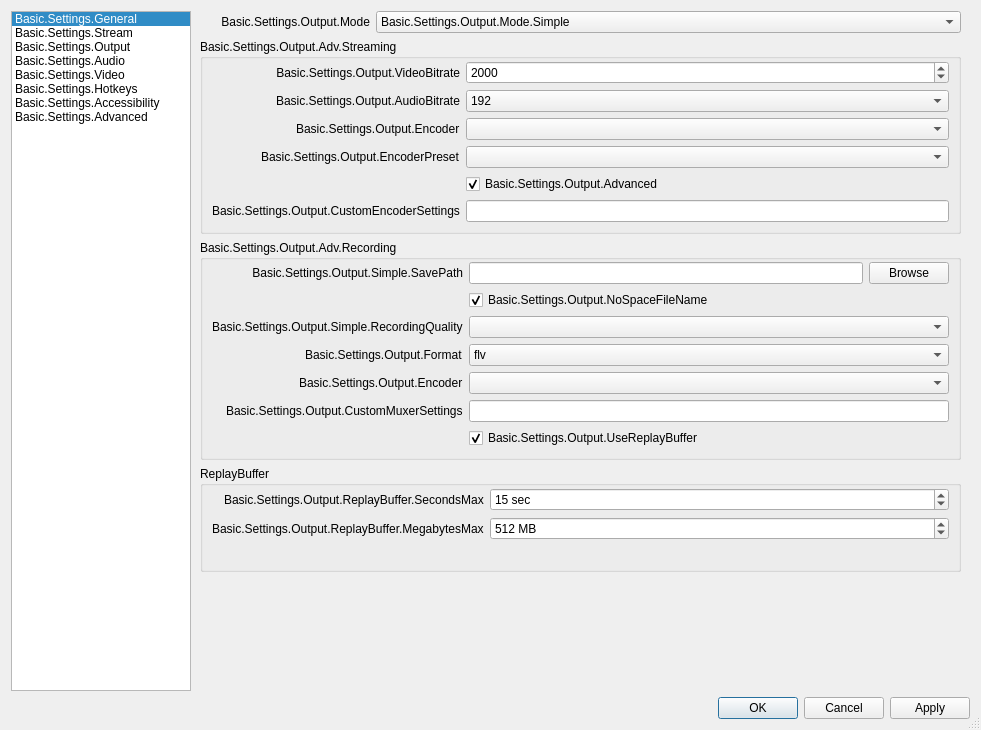
Above: UI/forms/OBSBasicSettings.ui from CoSMoSoftware/OBS-studio-webrtc before the change. Below: the same form after it.
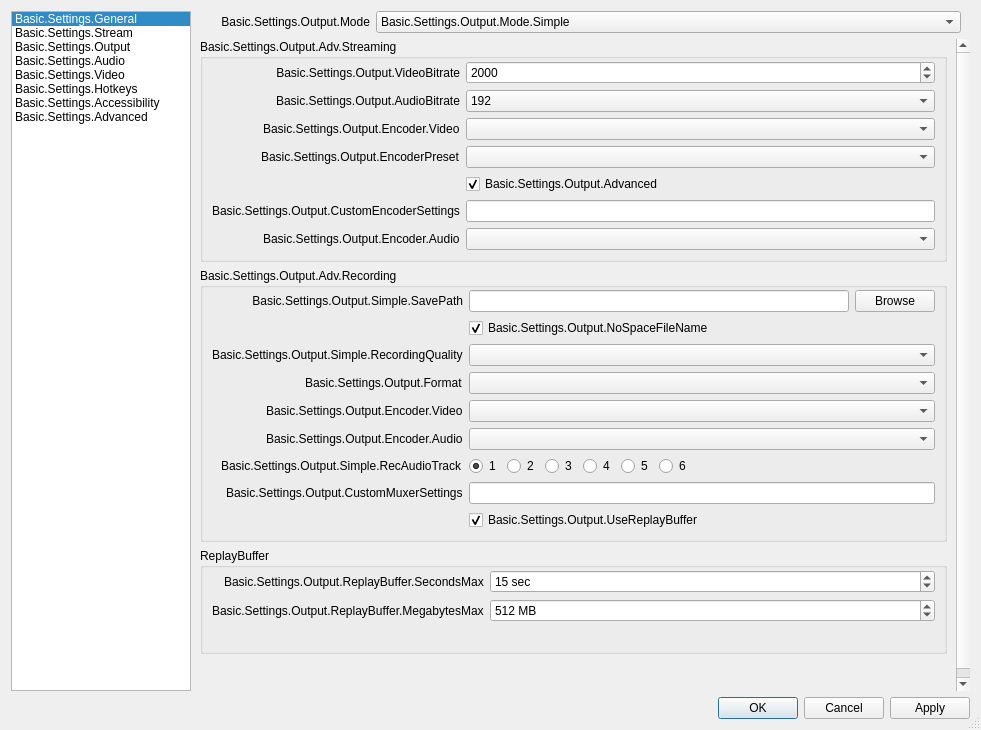
That is the form after the change. The open tabs and pages were chosen to show the change. Icons and pictures are not drawn. Custom widgets are drawn as their Qt base class.

Diff of the .ui file:
```diff
--- a/UI/forms/OBSBasicSettings.ui
+++ b/UI/forms/OBSBasicSettings.ui
@@ -1901,7 +1901,7 @@
                        <item row="2" column="0">
                         <widget class="QLabel" name="simpleOutStrEncoderLabel">
                          <property name="text">
-                          <string>Basic.Settings.Output.Encoder</string>
+                          <string>Basic.Settings.Output.Encoder.Video</string>
                          </property>
                          <property name="buddy">
                           <cstring>simpleOutRecEncoder</cstring>
@@ -1950,6 +1950,19 @@
                        <item row="5" column="1">
                         <widget class="QLineEdit" name="simpleOutCustom"/>
                        </item>
+                       <item row="6" column="0">
+                        <widget class="QLabel" name="simpleOutStrAEncoderLabel">
+                         <property name="text">
+                          <string>Basic.Settings.Output.Encoder.Audio</string>
+                         </property>
+                         <property name="buddy">
+                          <cstring>simpleOutStrAEncoder</cstring>
+                         </property>
+                        </widget>
+                       </item>
+                       <item row="6" column="1">
+                        <widget class="QComboBox" name="simpleOutStrAEncoder"/>
+                       </item>
                       </layout>
                      </widget>
                     </item>
@@ -2058,42 +2071,18 @@
                        </item>
                        <item row="3" column="1">
                         <widget class="QComboBox" name="simpleOutRecFormat">
-                         <item>
-                          <property name="text">
-                           <string notr="true">flv</string>
-                          </property>
-                         </item>
-                         <item>
-                          <property name="text">
-                           <string notr="true">mp4</string>
-                          </property>
-                         </item>
-                         <item>
-                          <property name="text">
-                           <string notr="true">mov</string>
-                          </property>
-                         </item>
-                         <item>
-                          <property name="text">
-                           <string notr="true">mkv</string>
-                          </property>
-                         </item>
-                         <item>
-                          <property name="text">
-                           <string notr="true">ts</string>
-                          </property>
-                         </item>
-                         <item>
-                          <property name="text">
-                           <string notr="true">m3u8</string>
-                          </property>
-                         </item>
+                         <property name="editable">
+                          <bool>false</bool>
+                         </property>
+                         <property name="currentText">
+                          <string/>
+                         </property>
                         </widget>
                        </item>
                        <item row="4" column="0">
                         <widget class="QLabel" name="simpleOutRecEncoderLabel">
                          <property name="text">
-                          <string>Basic.Settings.Output.Encoder</string>
+                          <string>Basic.Settings.Output.Encoder.Video</string>
                          </property>
                          <property name="buddy">
                           <cstring>simpleOutRecEncoder</cstring>
@@ -2104,6 +2093,230 @@
                         <widget class="QComboBox" name="simpleOutRecEncoder"/>
                        </item>
                        <item row="5" column="0">
+                        <widget class="QLabel" name="simpleOutRecAEncoderLabel">
+                         <property name="text">
+                          <string>Basic.Settings.Output.Encoder.Audio</string>
+                         </property>
+                         <property name="buddy">
+                          <cstring>simpleOutRecAEncoder</cstring>
+                         </property>
+                        </widget>
+                       </item>
+                       <item row="5" column="1">
+                        <widget class="QComboBox" name="simpleOutRecAEncoder"/>
+                       </item>
+                       <item row="6" column="0">
+                        <widget class="QLabel" name="simplerectrack_label">
+                         <property name="text">
+                          <string>Basic.Settings.Output.Simple.RecAudioTrack</string>
+                         </property>
+                        </widget>
+                       </item>
+                       <item row="6" column="1">
+                        <widget class="QStackedWidget" name="simpleRecTrackWidget">
+                         <property name="sizePolicy">
+                          <sizepolicy hsizetype="Maximum" vsizetype="Preferred">
+                           <horstretch>0</horstretch>
+                           <verstretch>0</verstretch>
+                          </sizepolicy>
+                         </property>
+                         <property name="currentIndex">
+                          <number>0</number>
+                         </property>
+                         <widget class="QWidget" name="simpleRecTracks">
+                          <layout class="QHBoxLayout" name="horizontalLayoutSimpleTracks">
+                           <property name="leftMargin">
+                            <number>0</number>
+                           </property>
+                           <property name="topMargin">
+                            <number>0</number>
+                           </property>
+                           <property name="rightMargin">
+                            <number>0</number>
+                           </property>
+                           <property name="bottomMargin">
+                            <number>0</number>
+                           </property>
+                           <item>
+                            <widget class="QCheckBox" name="simpleOutRecTrack1">
+                             <property name="sizePolicy">
+                              <sizepolicy hsizetype="Minimum" vsizetype="Preferred">
+                               <horstretch>0</horstretch>
+                               <verstretch>0</verstretch>
+                              </sizepolicy>
+                             </property>
+                             <property name="text">
+                              <string notr="true">1</string>
+                             </property>
+                            </widget>
+                           </item>
+                           <item>
+                            <widget class="QCheckBox" name="simpleOutRecTrack2">
+                             <property name="sizePolicy">
+                              <sizepolicy hsizetype="Minimum" vsizetype="Preferred">
+                               <horstretch>0</horstretch>
+                               <verstretch>0</verstretch>
+                              </sizepolicy>
+                             </property>
+                             <property name="text">
+                              <string notr="true">2</string>
+                             </property>
+                            </widget>
+                           </item>
+                           <item>
+                            <widget class="QCheckBox" name="simpleOutRecTrack3">
+                             <property name="sizePolicy">
+                              <sizepolicy hsizetype="Minimum" vsizetype="Preferred">
+                               <horstretch>0</horstretch>
+                               <verstretch>0</verstretch>
+                              </sizepolicy>
+                             </property>
+                             <property name="text">
+                              <string notr="true">3</string>
+                             </property>
+                            </widget>
+                           </item>
+                           <item>
+                            <widget class="QCheckBox" name="simpleOutRecTrack4">
+                             <property name="sizePolicy">
+                              <sizepolicy hsizetype="Minimum" vsizetype="Preferred">
+                               <horstretch>0</horstretch>
+                               <verstretch>0</verstretch>
+                              </sizepolicy>
+                             </property>
+                             <property name="text">
+                              <string notr="true">4</string>
+                             </property>
+                            </widget>
+                           </item>
+                           <item>
+                            <widget class="QCheckBox" name="simpleOutRecTrack5">
+                             <property name="sizePolicy">
+                              <sizepolicy hsizetype="Minimum" vsizetype="Preferred">
+                               <horstretch>0</horstretch>
+                               <verstretch>0</verstretch>
+                              </sizepolicy>
+                             </property>
+                             <property name="text">
+                              <string notr="true">5</string>
+                             </property>
+                            </widget>
+                           </item>
+                           <item>
+                            <widget class="QCheckBox" name="simpleOutRecTrack6">
+                             <property name="sizePolicy">
+                              <sizepolicy hsizetype="Minimum" vsizetype="Preferred">
+                               <horstretch>0</horstretch>
+                               <verstretch>0</verstretch>
+                              </sizepolicy>
+                             </property>
+                             <property name="text">
+                              <string notr="true">6</string>
+                             </property>
+                            </widget>
+                           </item>
+                          </layout>
+                         </widget>
+                         <widget class="QWidget" name="simpleFlvTracks">
+                          <layout class="QHBoxLayout" name="horizontalLayoutSimpleFLVTracks">
+                           <property name="leftMargin">
+                            <number>0</number>
+                           </property>
+                           <property name="topMargin">
+                            <number>0</number>
+                           </property>
+                           <property name="rightMargin">
+                            <number>0</number>
+                           </property>
+                           <property name="bottomMargin">
+                            <number>0</number>
+                           </property>
+                           <item>
+                            <widget class="QRadioButton" name="simpleFlvTrack1">
+                             <property name="sizePolicy">
+                              <sizepolicy hsizetype="Minimum" vsizetype="Preferred">
+                               <horstretch>0</horstretch>
+                               <verstretch>0</verstretch>
+                              </sizepolicy>
+                             </property>
+                             <property name="text">
+                              <string>1</string>
+                             </property>
+                             <property name="checked">
+                              <bool>true</bool>
+                             </property>
+                            </widget>
+                           </item>
+                           <item>
+                            <widget class="QRadioButton" name="simpleFlvTrack2">
+                             <property name="sizePolicy">
+                              <sizepolicy hsizetype="Minimum" vsizetype="Preferred">
+                               <horstretch>0</horstretch>
+                               <verstretch>0</verstretch>
+                              </sizepolicy>
+                             </property>
+                             <property name="text">
+                              <string>2</string>
+                             </property>
+                            </widget>
+                           </item>
+                           <item>
+                            <widget class="QRadioButton" name="simpleFlvTrack3">
+                             <property name="sizePolicy">
+                              <sizepolicy hsizetype="Minimum" vsizetype="Preferred">
+                               <horstretch>0</horstretch>
+                               <verstretch>0</verstretch>
+                              </sizepolicy>
+                             </property>
+                             <property name="text">
+                              <string>3</string>
+                             </property>
+                            </widget>
+                           </item>
+                           <item>
+                            <widget class="QRadioButton" name="simpleFlvTrack4">
+                             <property name="sizePolicy">
+                              <sizepolicy hsizetype="Minimum" vsizetype="Preferred">
+                               <horstretch>0</horstretch>
+                               <verstretch>0</verstretch>
+                              </sizepolicy>
+                             </property>
+                             <property name="text">
+                              <string>4</string>
+                             </property>
+                            </widget>
+                           </item>
+                           <item>
+                            <widget class="QRadioButton" name="simpleFlvTrack5">
+                             <property name="sizePolicy">
+                              <sizepolicy hsizetype="Minimum" vsizetype="Preferred">
+                               <horstretch>0</horstretch>
+                               <verstretch>0</verstretch>
+                              </sizepolicy>
+                             </property>
+                             <property name="text">
+                              <string>5</string>
+                             </property>
+                            </widget>
+                           </item>
+                           <item>
+                            <widget class="QRadioButton" name="simpleFlvTrack6">
+                             <property name="sizePolicy">
+                              <sizepolicy hsizetype="Minimum" vsizetype="Preferred">
+                               <horstretch>0</horstretch>
+                               <verstretch>0</verstretch>
+                              </sizepolicy>
+                             </property>
+                             <property name="text">
+                              <string>6</string>
+                             </property>
+                            </widget>
+                           </item>
+                          </layout>
+                         </widget>
+                        </widget>
+                       </item>
+                       <item row="7" column="0">
                         <widget class="QLabel" name="label_420">
                          <property name="text">
                           <string>Basic.Settings.Output.CustomMuxerSettings</string>
@@ -2113,10 +2326,10 @@
                          </property>
                         </widget>
                        </item>
-                       <item row="5" column="1">
+                       <item row="7" column="1">
                         <widget class="QLineEdit" name="simpleOutMuxCustom"/>
                        </item>
-                       <item row="6" column="1">
+                       <item row="8" column="1">
                         <widget class="QCheckBox" name="simpleReplayBuf">
                          <property name="text">
                           <string>Basic.Settings.Output.UseReplayBuffer</string>
```
Left out of the diff: 221 changed lines with no effect on the pictures.
